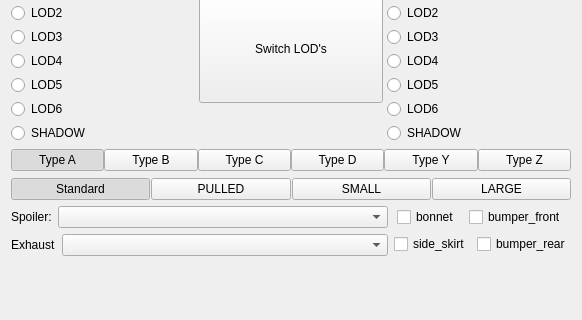
Old version of the form Maya_Tools/Developer/Main/MODULE/LODTools/UI/LODTools.ui in the repository code-google-com/mayatools; both pictures show x 0 to 582 and y 141 to 461 of the 582 by 694 pixel window.
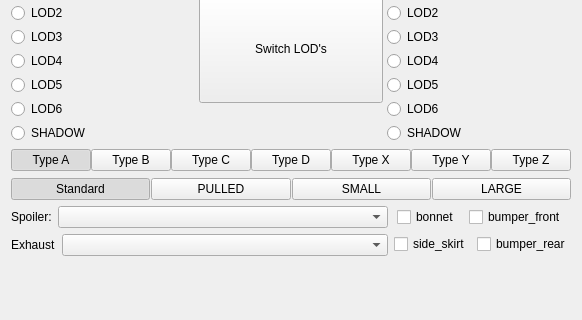
New version of the form.

```diff
--- a/Maya_Tools/Developer/Main/MODULE/LODTools/UI/LODTools.ui
+++ b/Maya_Tools/Developer/Main/MODULE/LODTools/UI/LODTools.ui
@@ -379,7 +379,14 @@
       </widget>
      </item>
      <item>
-      <widget class="QPushButton" name="btnLOD4">
+      <widget class="QPushButton" name="btnTypeX">
+       <property name="text">
+        <string>Type X</string>
+       </property>
+      </widget>
+     </item>
+     <item>
+      <widget class="QPushButton" name="btnTypeY">
        <property name="text">
         <string>Type Y</string>
        </property>
```
Left out of the diff: 2 changed lines with no effect on the pictures.
